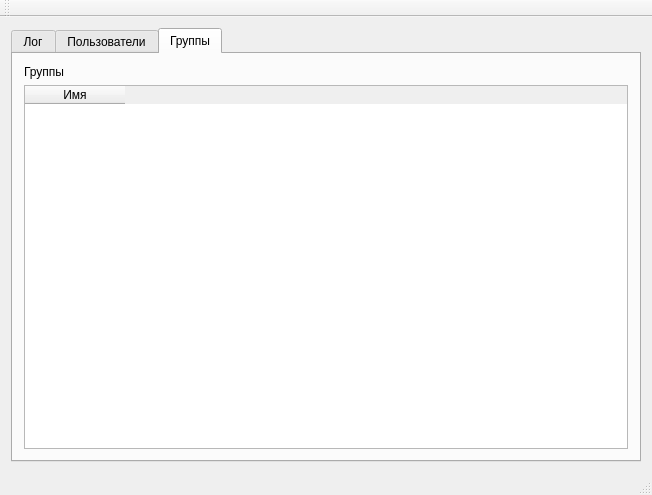
Qt form mainwindow.ui (peleccom/SpoKursach) before a commit.
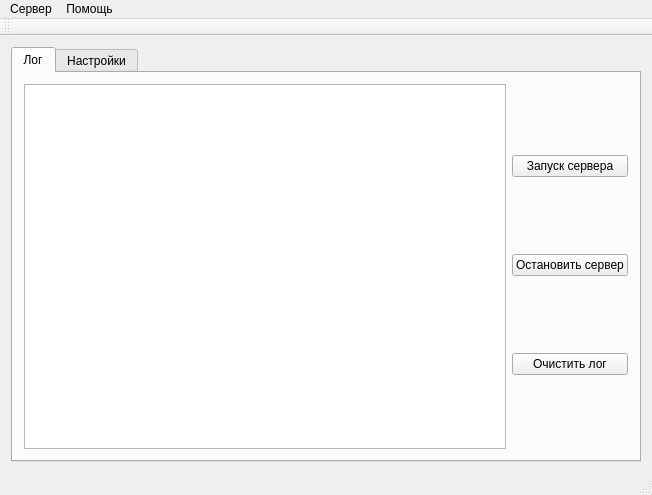
The same form after that commit. The open tabs and pages were chosen to show the change. Icons and pictures are not drawn.

The edit to the form file:
```diff
--- a/mainwindow.ui
+++ b/mainwindow.ui
@@ -61,7 +61,7 @@
       </widget>
       <widget class="QWidget" name="tab_2">
        <attribute name="title">
-        <string>Пользователи</string>
+        <string>Настройки</string>
        </attribute>
        <layout class="QVBoxLayout" name="verticalLayout_3">
         <item>
@@ -137,29 +137,6 @@
         </item>
        </layout>
       </widget>
-      <widget class="QWidget" name="tab_3">
-       <attribute name="title">
-        <string>Группы</string>
-       </attribute>
-       <layout class="QVBoxLayout" name="verticalLayout_4">
-        <item>
-         <widget class="QLabel" name="label_2">
-          <property name="text">
-           <string>Группы</string>
-          </property>
-         </widget>
-        </item>
-        <item>
-         <widget class="QTableWidget" name="tableWidget_2">
-          <column>
-           <property name="text">
-            <string>Имя</string>
-           </property>
-          </column>
-         </widget>
-        </item>
-       </layout>
-      </widget>
      </widget>
     </item>
    </layout>
@@ -173,6 +150,21 @@
      <height>18</height>
     </rect>
    </property>
+   <widget class="QMenu" name="menu">
+    <property name="title">
+     <string>Сервер</string>
+    </property>
+    <addaction name="action"/>
+    <addaction name="action_2"/>
+   </widget>
+   <widget class="QMenu" name="menu_2">
+    <property name="title">
+     <string>Помощь</string>
+    </property>
+    <addaction name="action_3"/>
+   </widget>
+   <addaction name="menu"/>
+   <addaction name="menu_2"/>
   </widget>
   <widget class="QToolBar" name="mainToolBar">
    <attribute name="toolBarArea">
```
Left out of the diff: 24 changed lines with no effect on the pictures.
